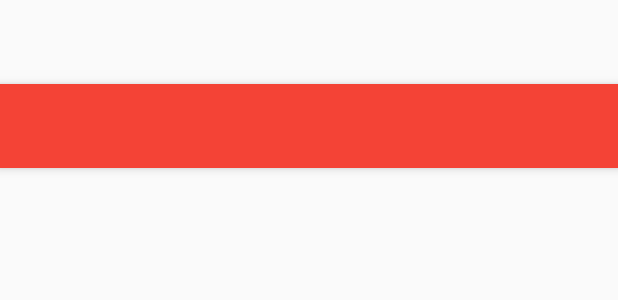
After one commit to altran-git/Popular-Movies, an Android app: the layout activity_detail.xml on its own in the app's theme, with its tools: preview values and no code run, on a phone screen of 412 x 824 dp. The commit adds this screen. Shown: the top 300 px of the screen. Run offline under Robolectric (Android 15) with nearby library versions, the phone set to English and light mode, and no system bars.

Commit message:
Created DetailActivity and custom MovieAdapter

```diff
--- /dev/null
+++ b/app/src/main/java/com/a2g/nd/popularmovies/DetailActivityFragment.java
@@ -0,0 +1,22 @@
+package com.a2g.nd.popularmovies;
+
+import android.support.v4.app.Fragment;
+import android.os.Bundle;
+import android.view.LayoutInflater;
+import android.view.View;
+import android.view.ViewGroup;
+
+/**
+ * A placeholder fragment containing a simple view.
+ */
+public class DetailActivityFragment extends Fragment {
+
+    public DetailActivityFragment() {
+    }
+
+    @Override
+    public View onCreateView(LayoutInflater inflater, ViewGroup container,
+                             Bundle savedInstanceState) {
+        return inflater.inflate(R.layout.fragment_detail, container, false);
+    }
+}
--- /dev/null
+++ b/app/src/main/res/layout/activity_detail.xml
@@ -0,0 +1,26 @@
+<?xml version="1.0" encoding="utf-8"?>
+<android.support.design.widget.CoordinatorLayout xmlns:android="http://schemas.android.com/apk/res/android"
+    xmlns:app="http://schemas.android.com/apk/res-auto"
+    xmlns:tools="http://schemas.android.com/tools"
+    android:layout_width="match_parent"
+    android:layout_height="match_parent"
+    android:fitsSystemWindows="true"
+    tools:context="com.a2g.nd.popularmovies.DetailActivity">
+
+    <android.support.design.widget.AppBarLayout
+        android:layout_width="match_parent"
+        android:layout_height="wrap_content"
+        android:theme="@style/AppTheme.AppBarOverlay">
+
+        <android.support.v7.widget.Toolbar
+            android:id="@+id/toolbar"
+            android:layout_width="match_parent"
+            android:layout_height="?attr/actionBarSize"
+            android:background="?attr/colorPrimary"
+            app:popupTheme="@style/AppTheme.PopupOverlay" />
+
+    </android.support.design.widget.AppBarLayout>
+
+    <include layout="@layout/content_detail" />
+
+</android.support.design.widget.CoordinatorLayout>
--- /dev/null
+++ b/app/src/main/res/layout/fragment_detail.xml
@@ -0,0 +1,13 @@
+<RelativeLayout xmlns:android="http://schemas.android.com/apk/res/android"
+    xmlns:tools="http://schemas.android.com/tools"
+    android:layout_width="match_parent"
+    android:layout_height="match_parent"
+    android:paddingBottom="@dimen/activity_vertical_margin"
+    android:paddingLeft="@dimen/activity_horizontal_margin"
+    android:paddingRight="@dimen/activity_horizontal_margin"
+    android:paddingTop="@dimen/activity_vertical_margin"
+    tools:context="com.a2g.nd.popularmovies.DetailActivityFragment"
+    tools:showIn="@layout/activity_detail">
+
+
+</RelativeLayout>
--- /dev/null
+++ b/app/src/main/res/layout/img_item_movie.xml
@@ -0,0 +1,6 @@
+<?xml version="1.0" encoding="utf-8"?>
+<ImageView xmlns:android="http://schemas.android.com/apk/res/android"
+    android:id="@+id/img_item_poster_imageview"
+    android:layout_width="match_parent"
+    android:layout_height="match_parent">
+</ImageView>
--- a/app/src/main/res/values/strings.xml
+++ b/app/src/main/res/values/strings.xml
@@ -1,4 +1,5 @@
 <resources>
     <string name="app_name">Popular Movies</string>
     <string name="action_settings">Settings</string>
+    <string name="title_activity_detail">DetailActivity</string>
 </resources>
```
Also changed, not shown: app/src/main/AndroidManifest.xml (+9 -0 lines), app/src/main/java/com/a2g/nd/popularmovies/DetailActivity.java (added, +19 -0 lines), app/src/main/java/com/a2g/nd/popularmovies/MainActivityFragment.java (+16 -3 lines), app/src/main/java/com/a2g/nd/popularmovies/Movie.java (added, +13 -0 lines), app/src/main/java/com/a2g/nd/popularmovies/MovieAdapter.java (added, +39 -0 lines), app/src/main/res/layout/content_detail.xml (added, +9 -0 lines), app/src/main/res/layout/fragment_main.xml (+5 -3 lines), app/src/main/res/menu/menu_detail.xml (added, +10 -0 lines).
